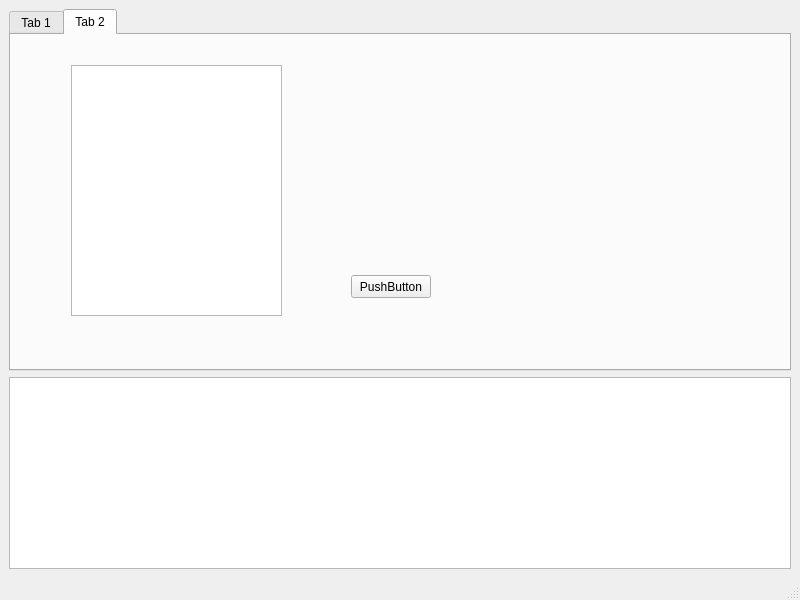
First picture: the form in GUI/guifrontend.ui, repository simonbeaudoin0935/OpenTraderPlatform, before the edit.
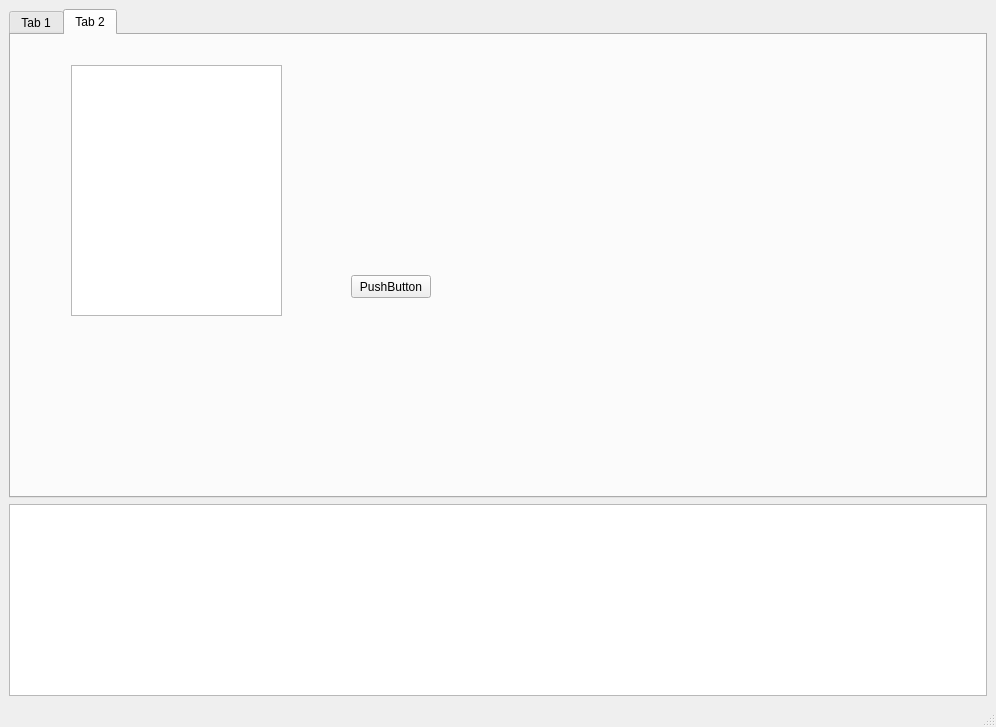
Second picture: the form after the edit. The open tabs and pages were chosen to show the change. Custom widgets are drawn as their Qt base class.

What changed in the file:
```diff
--- a/GUI/guifrontend.ui
+++ b/GUI/guifrontend.ui
@@ -6,8 +6,8 @@
    <rect>
     <x>0</x>
     <y>0</y>
-    <width>800</width>
-    <height>600</height>
+    <width>996</width>
+    <height>727</height>
    </rect>
   </property>
   <property name="windowTitle">
```
Left out of the diff: 4 changed lines with no effect on the pictures.
